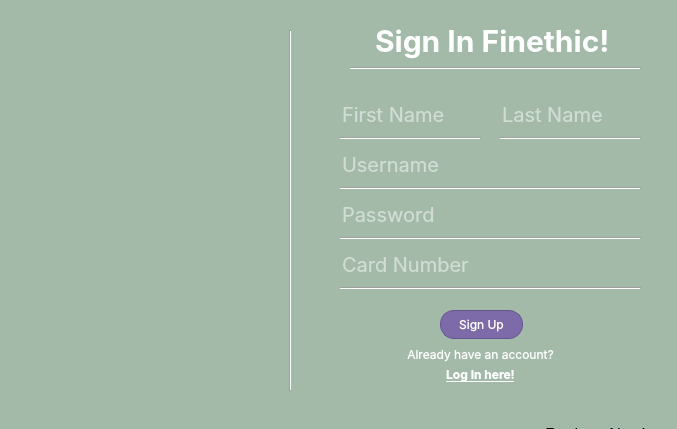
codingburgas/finance-challenge-fintech, file FinTech/dialog.ui: the form before one commit.
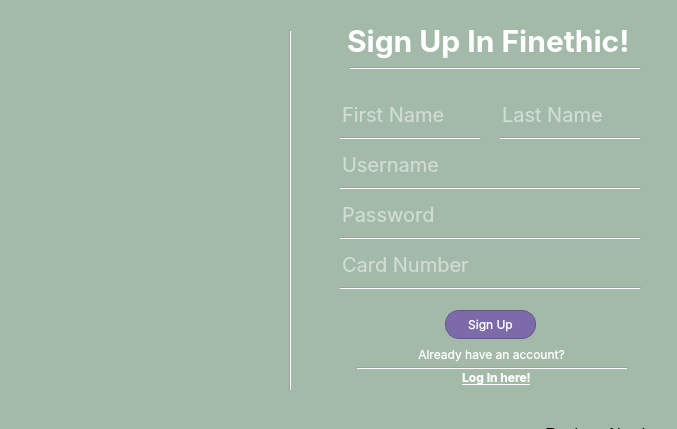
The form after the commit. Icons and pictures are not drawn.

The edit to the form file:
```diff
--- a/FinTech/dialog.ui
+++ b/FinTech/dialog.ui
@@ -522,9 +522,9 @@
   <widget class="QPushButton" name="regButton">
    <property name="geometry">
     <rect>
-     <x>440</x>
+     <x>445</x>
      <y>310</y>
-     <width>83</width>
+     <width>91</width>
      <height>29</height>
     </rect>
    </property>
@@ -590,9 +590,9 @@
   <widget class="QLabel" name="label">
    <property name="geometry">
     <rect>
-     <x>375</x>
+     <x>347</x>
      <y>20</y>
-     <width>251</width>
+     <width>301</width>
      <height>41</height>
     </rect>
    </property>
@@ -609,7 +609,7 @@
 font-family:inter;</string>
    </property>
    <property name="text">
-    <string>Sign In Finethic!</string>
+    <string>Sign Up In Finethic!</string>
    </property>
   </widget>
   <widget class="Line" name="line">
@@ -804,7 +804,7 @@
   <widget class="QPushButton" name="registerButton">
    <property name="geometry">
     <rect>
-     <x>390</x>
+     <x>401</x>
      <y>340</y>
      <width>181</width>
      <height>29</height>
@@ -813,7 +813,6 @@
    <property name="font">
     <font>
      <family>inter</family>
-     <pointsize>-1</pointsize>
     </font>
    </property>
    <property name="cursor">
@@ -822,11 +821,7 @@
    <property name="styleSheet">
     <string notr="true">background: transparent;
 border: none;
-font-size: 12px;
-color: black;
 color:white;
-color:white;
-
 font-family:inter;</string>
    </property>
    <property name="text">
@@ -870,8 +865,8 @@
   <widget class="QPushButton" name="backToLogIn">
    <property name="geometry">
     <rect>
-     <x>390</x>
-     <y>360</y>
+     <x>406</x>
+     <y>363</y>
      <width>181</width>
      <height>29</height>
     </rect>
@@ -892,7 +887,6 @@
 border: none;
 font-size: 12px;
 color: white;
-font-family:inter;
 text-decoration: underline;</string>
    </property>
    <property name="text">
@@ -902,6 +896,22 @@
     <bool>true</bool>
    </property>
   </widget>
+  <widget class="Line" name="line_8">
+   <property name="geometry">
+    <rect>
+     <x>357</x>
+     <y>360</y>
+     <width>271</width>
+     <height>16</height>
+    </rect>
+   </property>
+   <property name="styleSheet">
+    <string notr="true">color:white;</string>
+   </property>
+   <property name="orientation">
+    <enum>Qt::Orientation::Horizontal</enum>
+   </property>
+  </widget>
  </widget>
  <resources/>
  <connections/>
```
